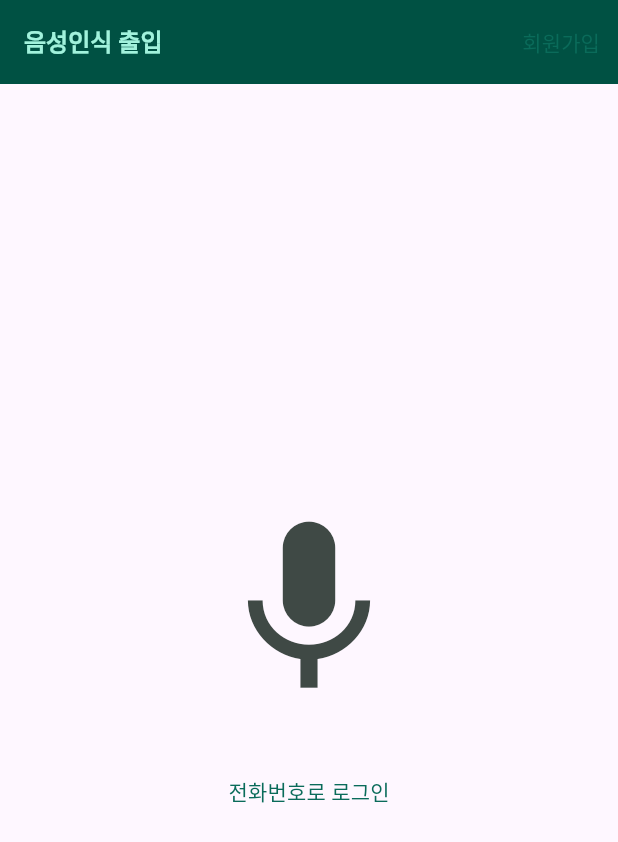
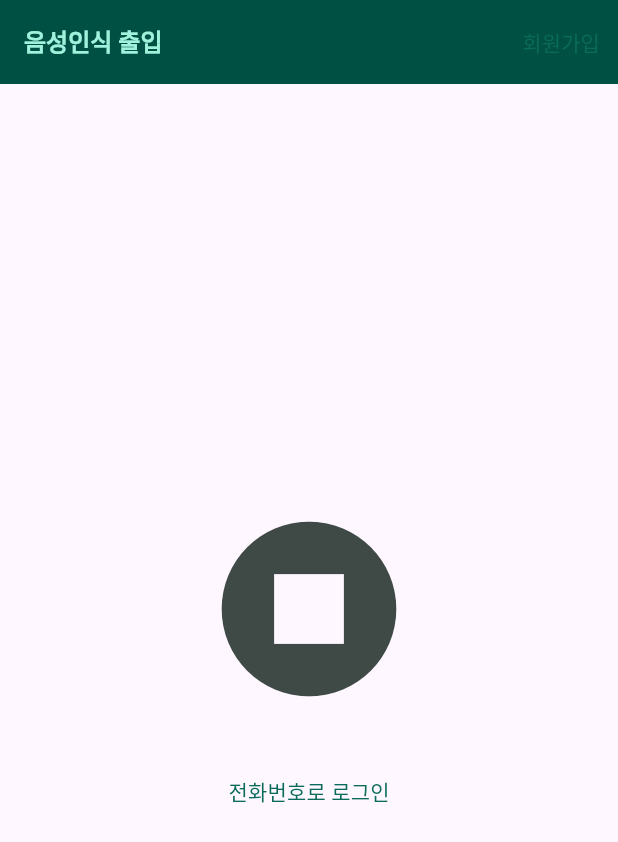
Before and after one commit to sorocode/voice_access_app, a Flutter app: the screen it shows after launch, after a tap on the "mic" icon, on a phone screen of 412 x 824 dp. Shown: the top 842 px of the screen. Run offline on Flutter 3.47's test engine with Material 3 defaults, Android fonts, the phone set to English and light mode, and no system bars; our stand-ins replace dio, permission_handler; missing offline and left inert: flutter_sound; statements that could not run were skipped.

Commit message:
✨ 로그인 기능 추가

```diff
--- a/lib/voice_access.dart
+++ b/lib/voice_access.dart
@@ -1,15 +1,103 @@
+import 'dart:io';
 import 'package:flutter/material.dart';
 import 'package:voice_access_app/pages/register_page.dart';
+import 'package:flutter_sound/flutter_sound.dart';
+import 'package:path_provider/path_provider.dart';
+import 'package:permission_handler/permission_handler.dart';
+import 'package:dio/dio.dart';
+import 'package:http_parser/http_parser.dart';
 
 class VoiceAccess extends StatefulWidget {
   const VoiceAccess({super.key});
   @override
-  State<StatefulWidget> createState() {
-    return _VoiceAccessState();
+  State<StatefulWidget> createState() => _VoiceAccessState();
+}
+
+class _VoiceAccessState extends State<VoiceAccess> {
+  final Dio _dio = Dio();
+  bool isLoading = false;
+
+  FlutterSoundRecorder recorder = FlutterSoundRecorder();
+  bool isRecording = false;
+  File? recordedFile;
+
+  @override
+  void initState() {
+    super.initState();
+    initRecorder();
+  }
+
+  Future<void> initRecorder() async {
+    await Permission.microphone.request();
+    await recorder.openRecorder();
+  }
+
+  Future<void> startRecording() async {
+    Directory tempDir = await getTemporaryDirectory();
+    String path = '${tempDir.path}/login_audio.wav';
+    await recorder.startRecorder(toFile: path, codec: Codec.pcm16WAV);
+    setState(() {
+      isRecording = true;
+    });
+  }
+
+  Future<void> stopRecording() async {
+    String? path = await recorder.stopRecorder();
+    setState(() {
+      isRecording = false;
+      if (path != null) recordedFile = File(path);
+    });
+  }
+
+  Future<void> submitLogin() async {
+    if (recordedFile == null) return;
+
+    setState(() => isLoading = true);
+
+    FormData formData = FormData.fromMap({
+      'audio': await MultipartFile.fromFile(
+        recordedFile!.path,
+        filename: 'login_audio.wav',
+        contentType: MediaType('audio', 'wav'),
+      ),
+    });
+
+    try {
+      final response = await _dio.post(
+        'http://127.0.0.1:8080/api/login', // FIXME: 백엔드서버 배포 후 환경변수로 넣기
+        data: formData,
+        options: Options(contentType: "multipart/form-data"),
+      );
+
+      setState(() => isLoading = false);
+
+      //  로그인 성공 SnackBar
+      ScaffoldMessenger.of(context).showSnackBar(
+        SnackBar(
+          content: Text('✅ ${response.data.toString()}'),
+          backgroundColor: Colors.green,
+          duration: Duration(seconds: 2),
+        ),
+      );
+    } catch (e) {
+      setState(() => isLoading = false);
+      //  로그인 실패 SnackBar
+      ScaffoldMessenger.of(context).showSnackBar(
+        SnackBar(
+          content: Text('❌ 로그인 실패! 음성을 다시 시도해주세요'),
+          backgroundColor: Colors.red,
+          duration: Duration(seconds: 3),
+        ),
+      );
     }
   }
 
-class _VoiceAccessState extends State<VoiceAccess> {
+  @override
+  void dispose() {
+    recorder.closeRecorder();
+    super.dispose();
+  }
+
   @override
   Widget build(BuildContext context) {
     return Scaffold(
@@ -17,29 +105,44 @@ class _VoiceAccessState extends State<VoiceAccess> {
         title: const Text("음성인식 출입"),
         actions: [
           TextButton(
-                onPressed: () => Navigator.push(context,
-                    MaterialPageRoute(builder: (context) => RegisterPage())),
-                child: Text("회원가입")),
+            onPressed: () => Navigator.push(
+              context,
+              MaterialPageRoute(builder: (context) => RegisterPage()),
+            ),
+            child: Text("회원가입"),
+          ),
         ],
       ),
       body: Center(
-          child: Column(
+        child: isLoading
+            ? Column(
                 mainAxisAlignment: MainAxisAlignment.center,
-            crossAxisAlignment: CrossAxisAlignment.center,
+                children: [
+                  CircularProgressIndicator(),
+                  const SizedBox(height: 16),
+                  Text("로그인 중입니다..."),
+                ],
+              )
+            : Column(
+                mainAxisAlignment: MainAxisAlignment.center,
                 children: [
                   IconButton(
-                onPressed: () => print("로그인 버튼"),
-                icon: Icon(
-                  size: 140,
-                  Icons.mic,
+                    iconSize: 140,
+                    icon: Icon(isRecording ? Icons.stop_circle : Icons.mic),
+                    onPressed: () async {
+                      if (!isRecording) {
+                        await startRecording();
+                      } else {
+                        await stopRecording();
+                        await submitLogin();
+                      }
+                    },
+                  ),
+                  const SizedBox(height: 20),
+                  TextButton(onPressed: () {}, child: Text("전화번호로 로그인")),
+                ],
               ),
       ),
-              SizedBox(
-                height: 20,
-              ),
-              TextButton(onPressed: () {}, child: Text("전화번호로 로그인"))
-            ],
-          ),
-        ));
+    );
   }
 }
```
Lines whose indentation alone changed are shown as unchanged.
